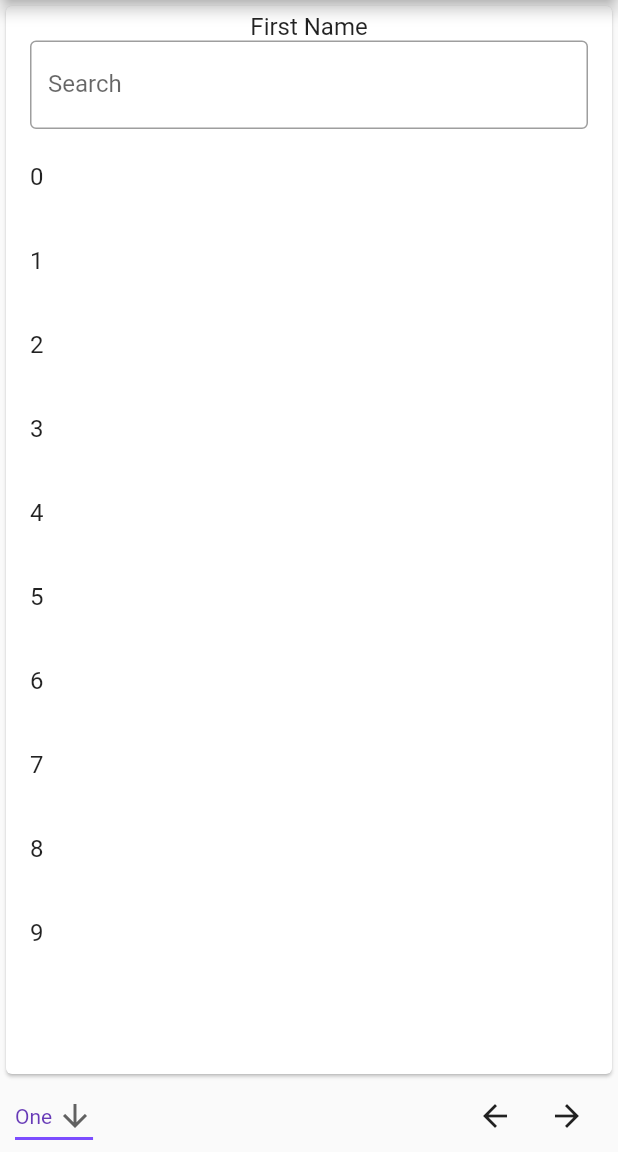
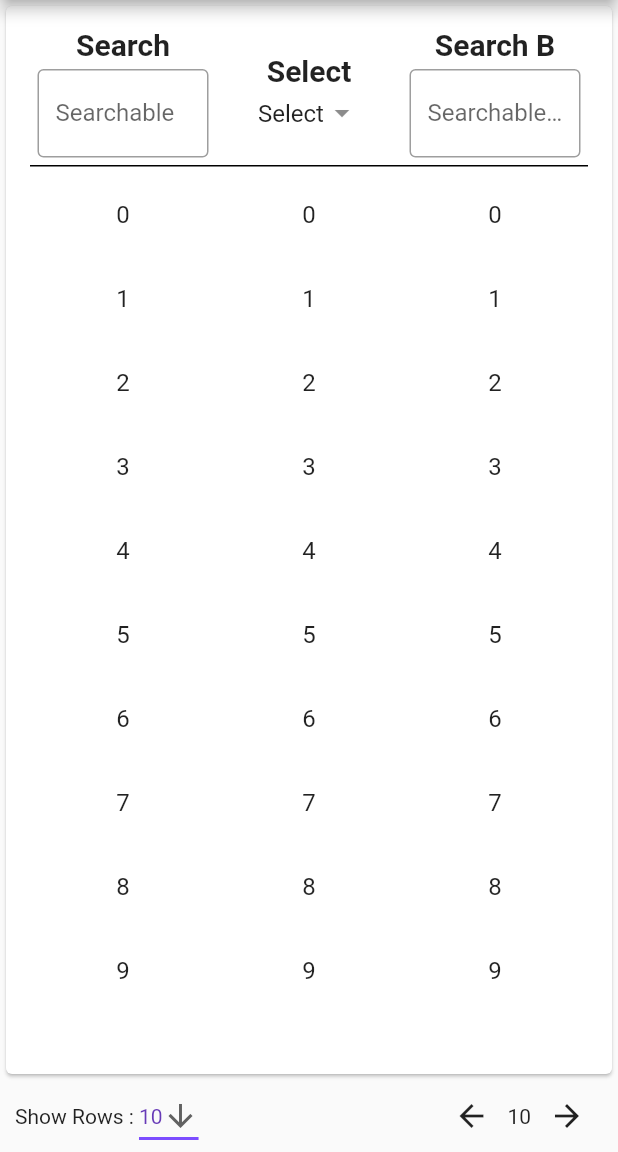
Before and after one commit to chunghaw-tseng/PaginatedCustomListView, a Flutter app: the screen it shows after launch, on a phone screen of 412 x 824 dp, the part 84-1236 px from its top. Run offline on Flutter 3.47's test engine with Material 2 defaults, Android fonts, the phone set to English and light mode, and no system bars.

Commit message:
[FEAT] Restructuring the whole package

```diff
--- a/lib/src/headerWidget.dart
+++ /dev/null
@@ -1 +0,0 @@
-import 'package:flutter/material.dart';
--- a/lib/src/mainWidget.dart
+++ b/lib/src/mainWidget.dart
@@ -1,4 +1,12 @@
+import 'dart:io';
+
 import 'package:flutter/material.dart';
+import 'package:paginatedlistview/src/ui/footer/ListFooterWidget.dart';
+import 'package:paginatedlistview/src/ui/header/ListHeaderWidget.dart';
+import 'package:paginatedlistview/src/ui/listrow/ListRowWidget.dart';
+import 'package:paginatedlistview/src/ui/header/elements/headerWidget.dart';
+
+import 'ui/listrow/elements/ListText.dart';
 
 // Data will arrive as
 //  current_page
@@ -29,6 +37,10 @@ class _SearchablePaginatedListViewState
     extends State<SearchablePaginatedListView> {
   String dropdownValue = 'One';
 
+  // _searchUpdate(List<String> query) {
+  //   print("In main widget ${query}");
+  // }
+
   @override
   Widget build(BuildContext context) {
     return SafeArea(
@@ -42,75 +54,33 @@ class _SearchablePaginatedListViewState
                     itemBuilder: (context, index) {
                       if (index == 0) {
                         // return the header
-                        return new ListTile(
-                          onTap: null,
-                          title: Row(
-                            children: [
-                              Expanded(
-                                  child: Column(
-                                children: [
-                                  Text("First Name"),
-                                  TextField(
-                                    obscureText: true,
-                                    decoration: InputDecoration(
-                                      border: OutlineInputBorder(),
-                                      labelText: 'Search',
-                                    ),
-                                  )
-                                ],
-                              ))
-                            ],
-                          ),
-                        );
+                        return ListHeaderWidget(headers: [
+                          HeaderWidget(
+                              title: "Search",
+                              label: "Searchable",
+                              type: HeaderType.searchable),
+                          HeaderWidget(
+                              title: "Select",
+                              label: "Selectable",
+                              selection: ["Select A", "Select B", "Select C"],
+                              type: HeaderType.selectable),
+                          HeaderWidget(
+                              title: "Search B",
+                              label: "Searchable B",
+                              type: HeaderType.searchable),
+                        ]);
                       }
                       index -= 1;
-
-                      return ListTile(
-                        title: Text('${index}'),
-                      );
+                      return ListRowWidget(cells: [
+                        ListText(text: "$index"),
+                        ListText(text: "$index"),
+                        ListText(text: "$index")
+                      ]);
                     })),
           ),
           Padding(
-            padding: EdgeInsets.only(left: 10, right: 10),
-            child: Row(
-              mainAxisAlignment: MainAxisAlignment.spaceBetween,
-              children: [
-                DropdownButton(
-                  value: dropdownValue,
-                  icon: const Icon(Icons.arrow_downward),
-                  iconSize: 24,
-                  elevation: 16,
-                  style: const TextStyle(color: Colors.deepPurple),
-                  underline: Container(
-                    height: 2,
-                    color: Colors.deepPurpleAccent,
-                  ),
-                  onChanged: (String newValue) {
-                    setState(() {
-                      dropdownValue = newValue;
-                    });
-                  },
-                  items: <String>['One', 'Two', 'Free', 'Four']
-                      .map<DropdownMenuItem<String>>((String value) {
-                    return DropdownMenuItem<String>(
-                      value: value,
-                      child: Text(value),
-                    );
-                  }).toList(),
-                ),
-                Container(
-                  child: Row(
-                    children: [
-                      IconButton(
-                          icon: Icon(Icons.arrow_back), onPressed: () => {}),
-                      IconButton(
-                          icon: Icon(Icons.arrow_forward), onPressed: () => {}),
-                    ],
-                  ),
-                )
-              ],
-            ),
-          ),
+              padding: EdgeInsets.only(left: 10, right: 10),
+              child: ListFooterWidget())
         ],
       ),
     );
--- a/lib/src/rowWidget.dart
+++ /dev/null
@@ -1 +0,0 @@
-import 'package:flutter/material.dart';
--- /dev/null
+++ b/lib/src/ui/footer/ListFooterWidget.dart
@@ -0,0 +1,20 @@
+import 'package:flutter/material.dart';
+import 'package:paginatedlistview/src/ui/footer/elements/PageItemsWidget.dart';
+import 'package:paginatedlistview/src/ui/footer/elements/PageSelectorWidget.dart';
+
+class ListFooterWidget extends StatefulWidget {
+  ListFooterWidget({Key key}) : super(key: key);
+
+  @override
+  _ListFooterWidgetState createState() => _ListFooterWidgetState();
+}
+
+class _ListFooterWidgetState extends State<ListFooterWidget> {
+  @override
+  Widget build(BuildContext context) {
+    return Row(
+      mainAxisAlignment: MainAxisAlignment.spaceBetween,
+      children: [PageItemsWidgets(), PageSelectorWidget()],
+    );
+  }
+}
--- /dev/null
+++ b/lib/src/ui/footer/elements/PageItemsWidget.dart
@@ -0,0 +1,46 @@
+import 'package:flutter/material.dart';
+
+class PageItemsWidgets extends StatefulWidget {
+  PageItemsWidgets({Key key}) : super(key: key);
+
+  @override
+  _PageItemsWidgetsState createState() => _PageItemsWidgetsState();
+}
+
+class _PageItemsWidgetsState extends State<PageItemsWidgets> {
+  String dropdownValue = '10';
+
+  @override
+  Widget build(BuildContext context) {
+    return Container(
+      child: Row(
+        children: [
+          Text("Show Rows : "),
+          DropdownButton(
+            value: dropdownValue,
+            icon: const Icon(Icons.arrow_downward),
+            iconSize: 24,
+            elevation: 16,
+            style: const TextStyle(color: Colors.deepPurple),
+            underline: Container(
+              height: 2,
+              color: Colors.deepPurpleAccent,
+            ),
+            onChanged: (String newValue) {
+              setState(() {
+                dropdownValue = newValue;
+              });
+            },
+            items: <String>['10', '20', '30', '40', '50']
+                .map<DropdownMenuItem<String>>((String value) {
+              return DropdownMenuItem<String>(
+                value: value,
+                child: Text(value),
+              );
+            }).toList(),
+          )
+        ],
+      ),
+    );
+  }
+}
--- /dev/null
+++ b/lib/src/ui/footer/elements/PageSelectorWidget.dart
@@ -0,0 +1,27 @@
+import 'package:flutter/material.dart';
+
+class PageSelectorWidget extends StatefulWidget {
+  PageSelectorWidget({Key key}) : super(key: key);
+
+  @override
+  _PageSelectorWidgetState createState() => _PageSelectorWidgetState();
+}
+
+class _PageSelectorWidgetState extends State<PageSelectorWidget> {
+  // Current Page
+  @override
+  Widget build(BuildContext context) {
+    return Container(
+        child: Row(children: [
+      Container(
+        child: Row(
+          children: [
+            IconButton(icon: Icon(Icons.arrow_back), onPressed: () => {}),
+            Text("10"),
+            IconButton(icon: Icon(Icons.arrow_forward), onPressed: () => {}),
+          ],
+        ),
+      )
+    ]));
+  }
+}
--- /dev/null
+++ b/lib/src/ui/header/ListHeaderWidget.dart
@@ -0,0 +1,26 @@
+import 'package:flutter/material.dart';
+import 'package:paginatedlistview/src/ui/header/elements/headerWidget.dart';
+
+class ListHeaderWidget extends StatefulWidget {
+  final List<HeaderWidget> headers;
+  ListHeaderWidget({Key key, @required this.headers}) : super(key: key);
+
+  @override
+  _ListHeaderWidgetState createState() => _ListHeaderWidgetState();
+}
+
+class _ListHeaderWidgetState extends State<ListHeaderWidget> {
+  @override
+  Widget build(BuildContext context) {
+    return ListTile(
+      onTap: null,
+      title: Container(
+        decoration: BoxDecoration(
+            border: Border(bottom: BorderSide(color: Colors.black))),
+        child: Row(
+          children: widget.headers,
+        ),
+      ),
+    );
+  }
+}
--- /dev/null
+++ b/lib/src/ui/header/elements/headerWidget.dart
@@ -0,0 +1,87 @@
+import 'package:flutter/material.dart';
+import 'package:paginatedlistview/src/ui/header/elements/searchableHeader.dart';
+import 'package:paginatedlistview/src/ui/header/elements/selectableHeader.dart';
+
+enum HeaderType { searchable, selectable, none }
+
+class HeaderWidget extends StatefulWidget {
+  /// The main title for the header
+  final String title;
+
+  /// The label for the filter widget
+  final String label;
+
+  ///
+  final List<String> selection;
+
+  /// The callback for when values have changed
+  final ValueChanged query;
+
+  /// The type of filter widget to add into the header
+  final HeaderType type;
+
+  HeaderWidget(
+      {Key key,
+      @required this.title,
+      @required this.label,
+      this.query,
+      this.selection,
+      @required this.type})
+      : assert(title != null),
+        assert(type != null),
+        super(key: key);
+
+  @override
+  _HeaderWidgetState createState() => _HeaderWidgetState();
+}
+
+class _HeaderWidgetState extends State<HeaderWidget> {
+  // This updated query is too much
+  updatedQuery(Map<String, dynamic> query) {
+    print("$query");
+  }
+
+  Widget createFunction(HeaderType type) {
+    switch (type) {
+      case HeaderType.searchable:
+        {
+          assert(widget.selection == null);
+          return SearchableHeader(
+              label: widget.label, queryChanged: updatedQuery);
+        }
+      case HeaderType.selectable:
+        {
+          assert(widget.selection.length > 0);
+          return SelectableHeader(
+              label: widget.label,
+              selection: widget.selection,
+              filterSearch: updatedQuery);
+        }
+      default:
+        {
+          assert(widget.selection.length == null);
+          return Expanded(child: Container());
+        }
+    }
+  }
+
+  @override
+  Widget build(BuildContext context) {
+    return Expanded(
+      child: Padding(
+        padding: EdgeInsets.all(5),
+        child: Column(
+          children: [
+            Padding(
+                padding: EdgeInsets.all(5),
+                child: Text(
+                  widget.title,
+                  style: TextStyle(fontSize: 20, fontWeight: FontWeight.bold),
+                )),
+            createFunction(widget.type)
+          ],
+        ),
+      ),
+    );
+  }
+}
--- /dev/null
+++ b/lib/src/ui/header/elements/searchableHeader.dart
@@ -0,0 +1,46 @@
+import 'package:flutter/material.dart';
+
+class SearchableHeader extends StatefulWidget {
+  /// Label
+  final String label;
+  final ValueChanged<Map<String, String>> queryChanged;
+
+  SearchableHeader({Key key, @required this.label, @required this.queryChanged})
+      : super(key: key);
+
+  @override
+  _SearchableHeaderState createState() => _SearchableHeaderState();
+}
+
+class _SearchableHeaderState extends State<SearchableHeader> {
+  final myController = TextEditingController();
+
+  @override
+  void initState() {
+    super.initState();
+    myController.addListener(_updateSearchQuery);
+  }
+
+  @override
+  void dispose() {
+    myController.dispose();
+    super.dispose();
+  }
+
+  _updateSearchQuery() {
+    widget.queryChanged({widget.label: myController.text});
+  }
+
+  // OnSubmitted -> Completed
+  @override
+  Widget build(BuildContext context) {
+    return TextField(
+      controller: myController,
+      // onEditingComplete: _updateSearchQuery,
+      decoration: InputDecoration(
+        border: OutlineInputBorder(),
+        labelText: widget.label,
+      ),
+    );
+  }
+}
--- /dev/null
+++ b/lib/src/ui/header/elements/selectableHeader.dart
@@ -0,0 +1,67 @@
+import 'package:flutter/material.dart';
+
+class SelectableHeader extends StatefulWidget {
+  final String label;
+  final List<String> selection;
+  final ValueChanged<Map<String, dynamic>> filterSearch;
+  SelectableHeader(
+      {Key key,
+      @required this.label,
+      @required this.selection,
+      @required this.filterSearch})
+      : super(key: key);
+
+  @override
+  _SelectableHeaderState createState() => _SelectableHeaderState();
+}
+
+class _SelectableHeaderState extends State<SelectableHeader> {
+  final searchQueries = Map<String, bool>();
+
+  @override
+  void initState() {
+    super.initState();
+    for (var i = 0; i < widget.selection.length; i++) {
+      searchQueries[widget.selection[i]] = false;
+    }
+  }
+
+  List<String> createQueries() {
+    List<String> queries = [];
+    searchQueries.forEach((key, value) {
+      if (value) {
+        queries.add(key);
+      }
+    });
+    return queries;
+  }
+
+  @override
+  Widget build(BuildContext context) {
+    return PopupMenuButton(
+      itemBuilder: (BuildContext bc) => widget.selection.map((e) {
+        return PopupMenuItem(child: StatefulBuilder(
+            builder: (BuildContext context, StateSetter setState) {
+          return CheckboxListTile(
+            title: Text(e),
+            controlAffinity: ListTileControlAffinity.leading,
+            value: searchQueries[e],
+            onChanged: (bool value) {
+              setState(() {
+                searchQueries[e] = value;
+                widget.filterSearch({widget.label: createQueries()});
+              });
+            },
+            checkColor: Colors.green,
+          );
+        }));
+      }).toList(),
+      child: Row(
+        crossAxisAlignment: CrossAxisAlignment.center,
+        mainAxisAlignment: MainAxisAlignment.center,
+        children: <Widget>[Text("Select"), Icon(Icons.arrow_drop_down)],
+      ),
+      onSelected: (value) {},
+    );
+  }
+}
--- /dev/null
+++ b/lib/src/ui/listrow/ListRowWidget.dart
@@ -0,0 +1,34 @@
+import 'package:flutter/material.dart';
+
+class ListRowWidget extends StatefulWidget {
+  // Data Row
+  // Also decide if this should expand
+  // Needs to have different shades of color
+  final List<Widget> cells;
+  ListRowWidget({Key key, @required this.cells}) : super(key: key);
+
+  @override
+  _ListRowWidgetState createState() => _ListRowWidgetState();
+}
+
+// Check if there is any series uuid
+class _ListRowWidgetState extends State<ListRowWidget> {
+  @override
+  Widget build(BuildContext context) {
+    // ExpansionTile()
+    // return Container(
+    //     decoration: BoxDecoration(color: Colors.red),
+    //     child: ListTile(
+    //       onTap: () {},
+    //       title: Row(
+    //         children: widget.cells,
+    //       ),
+    // ));
+    return ListTile(
+      onTap: () {},
+      title: Row(
+        children: widget.cells,
+      ),
+    );
+  }
+}
--- /dev/null
+++ b/lib/src/ui/listrow/elements/ListButton.dart
@@ -0,0 +1,19 @@
+import 'package:flutter/material.dart';
+
+class ListButton extends StatelessWidget {
+  final String title;
+  final String url;
+  const ListButton({Key key, @required this.title, @required this.url})
+      : super(key: key);
+
+  @override
+  Widget build(BuildContext context) {
+    return Expanded(
+        child: Center(
+      child: TextButton(
+        child: Text(title),
+        onPressed: () {},
+      ),
+    ));
+  }
+}
--- /dev/null
+++ b/lib/src/ui/listrow/elements/ListIcon.dart
@@ -0,0 +1,15 @@
+import 'package:flutter/material.dart';
+
+class ListIcon extends StatelessWidget {
+  final Icon icon;
+  const ListIcon({Key key, @required this.icon}) : super(key: key);
+
+  @override
+  Widget build(BuildContext context) {
+    return Expanded(
+      child: Center(
+        child: icon,
+      ),
+    );
+  }
+}
--- /dev/null
+++ b/lib/src/ui/listrow/elements/ListText.dart
@@ -0,0 +1,14 @@
+import 'package:flutter/material.dart';
+
+class ListText extends StatelessWidget {
+  final String text;
+  const ListText({Key key, @required this.text}) : super(key: key);
+
+  @override
+  Widget build(BuildContext context) {
+    return Expanded(
+        child: Center(
+      child: Text(text),
+    ));
+  }
+}
--- a/pubspec.yaml
+++ b/pubspec.yaml
@@ -1,7 +1,7 @@
 name: paginatedlistview
-description: A new Flutter package project.
-version: 0.0.1
-author:
+description: Paginated ListView with searching built. All queries will be done in the backend.
+version: 1.0.0
+author: Chung Haw Tseng Fang
 homepage:
 
 environment:
```
Also changed, not shown: lib/src/paginationWidget.dart (deleted).
